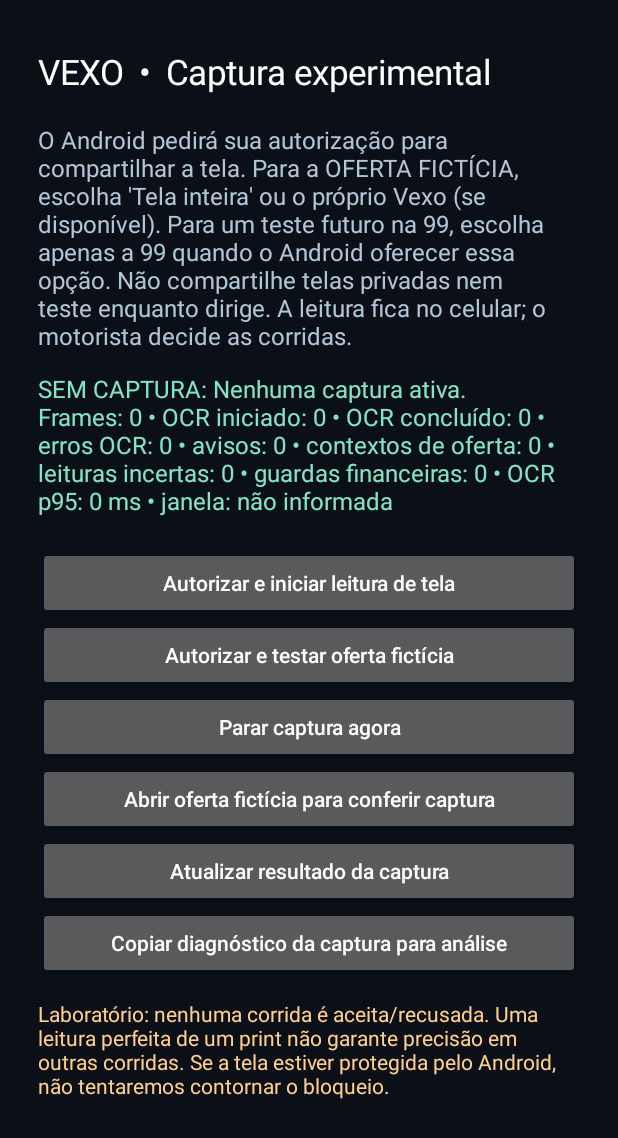
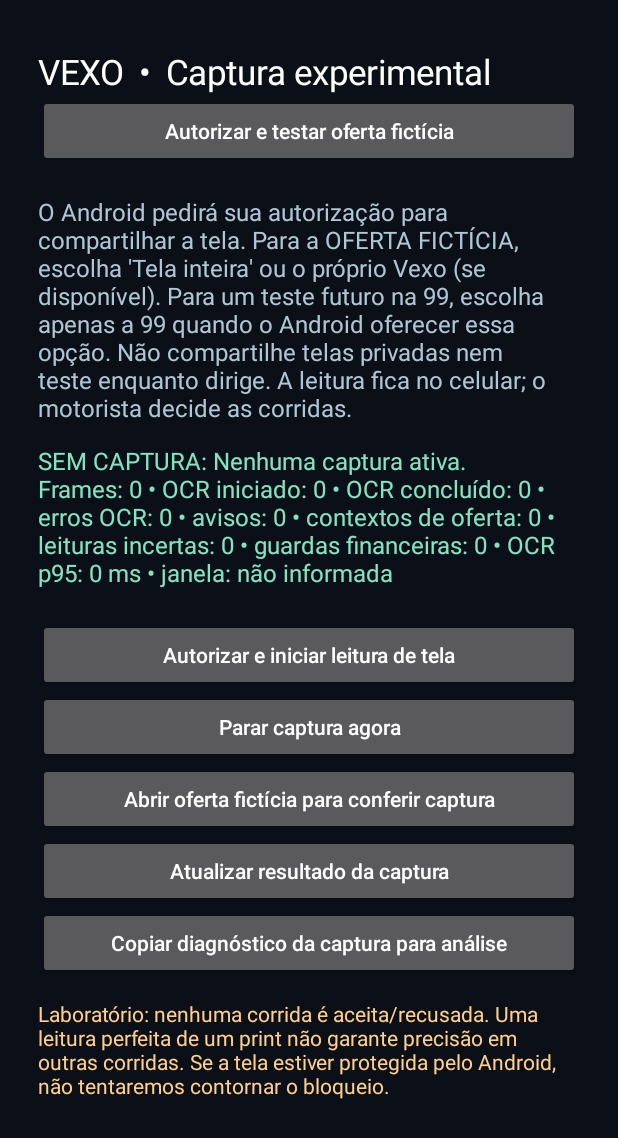
Before and after one commit to wayluloli-beep/vexo-mlkit-lab, an Android app: the LiveCaptureActivity screen opened directly, with no data from a screen before it, on a phone screen of 412 x 824 dp. Shown: the top 1138 px of the screen. Run offline under Robolectric (Android 15) with nearby library versions, the phone set to English and light mode, and no system bars.

Commit message:
fix(e2e): keep explicit demo consent action visible on small emulator screen

```diff
--- a/app/src/main/java/com/vexo/mlkitlab/LiveCaptureActivity.java
+++ b/app/src/main/java/com/vexo/mlkitlab/LiveCaptureActivity.java
@@ -37,6 +37,13 @@ public final class LiveCaptureActivity extends Activity {
         heading.setTextColor(Color.WHITE);
         heading.setTextSize(23);
         root.addView(heading);
+
+        // Controle P0 visível mesmo no emulador com tela pequena e texto longo.
+        Button demoConsent=new Button(this);
+        demoConsent.setAllCaps(false);
+        demoConsent.setText("Autorizar e testar oferta fictícia");
+        root.addView(demoConsent);
+        demoConsent.setOnClickListener(v -> requestConsent(true));
         info=new TextView(this);
         info.setText("O Android pedirá sua autorização para compartilhar a tela. Para a OFERTA FICTÍCIA, escolha 'Tela inteira' ou o próprio Vexo (se disponível). Para um teste futuro na 99, escolha apenas a 99 quando o Android oferecer essa opção. Não compartilhe telas privadas nem teste enquanto dirige. A leitura fica no celular; o motorista decide as corridas.");
         info.setTextColor(0xffb0c6d5);
@@ -78,12 +85,6 @@ public final class LiveCaptureActivity extends Activity {
         // Fluxo de laboratório explícito: após o próprio usuário autorizar,
         // abrir imediatamente o card FICTÍCIO. Evita gastar a primeira
         // inferência lenta do emulador na tela de controles do Vexo.
-        Button demoConsent=new Button(this);
-        demoConsent.setAllCaps(false);
-        demoConsent.setText("Autorizar e testar oferta fictícia");
-        root.addView(demoConsent);
-        demoConsent.setOnClickListener(v -> requestConsent(true));
-
         Button stop=new Button(this);
         stop.setAllCaps(false);
         stop.setText("Parar captura agora");
```
